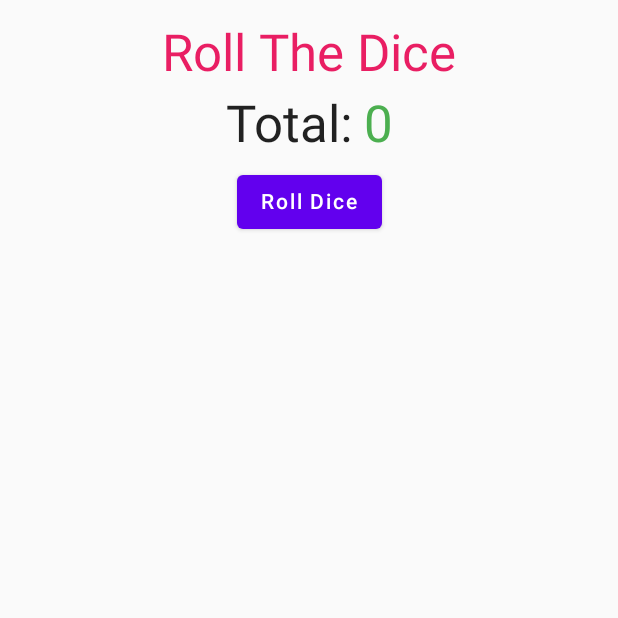
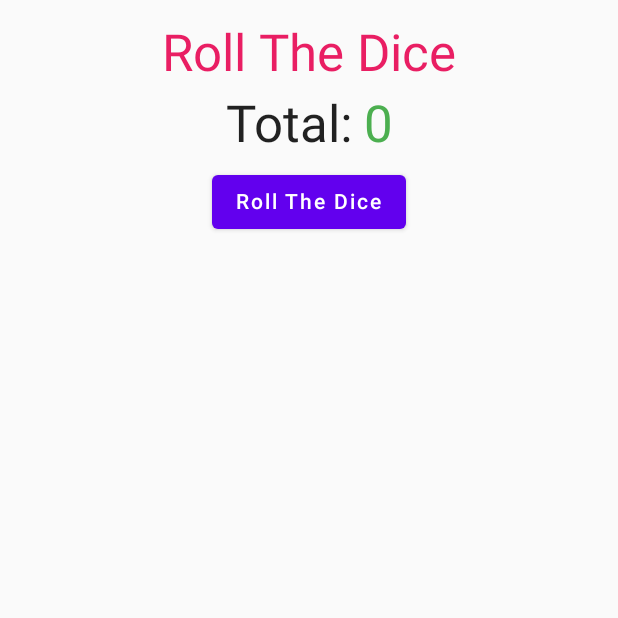
Before and after one commit to tetervak/DiceRoller2-Android, an Android app built with Jetpack Compose: the screen it shows after launch (MainActivity), after a tap on "Reset", on a phone screen of 412 x 824 dp, the top half of it. Run offline under Robolectric (Android 15) with nearby library versions, the phone set to English and light mode, and no system bars; our stand-ins replace livedata-compose; 1 other tap on this screen came first.

```diff
--- a/app/src/main/java/ca/tetervak/diceroller2/MainViewModel.kt
+++ b/app/src/main/java/ca/tetervak/diceroller2/MainViewModel.kt
@@ -8,7 +8,10 @@ import ca.tetervak.diceroller2.model.RollData
 
 class MainViewModel: ViewModel() {
 
-    private val _liveRollData = MutableLiveData<RollData?>()
+    // in a perfect app, this game object should be in the data layer
+    private val game = DiceGame(numberOfDice = 3)
+
+    private val _liveRollData = MutableLiveData<RollData?>(game.rollData)
     val liveRollData: LiveData<RollData?> = _liveRollData
 
     fun roll() {
@@ -18,10 +21,6 @@ class MainViewModel: ViewModel() {
 
     fun reset() {
         game.reset()
-        _liveRollData.value = null
+        _liveRollData.value = game.rollData
     }
-
-    // in a perfect app, this should be in the data layer
-    private val game = DiceGame(numberOfDice = 3)
-
 }
--- a/app/src/main/res/values/strings.xml
+++ b/app/src/main/res/values/strings.xml
@@ -1,7 +1,7 @@
 <resources>
     <string name="app_name">Dice Roller 2</string>
 
-    <string name="roll_button_label">Roll Dice</string>
+    <string name="roll_button_label">Roll The Dice</string>
     <string name="roll_the_dice">Roll The Dice</string>
     <string name="reset_button_label">Reset</string>
     <string name="blank">&#160;</string>
```
